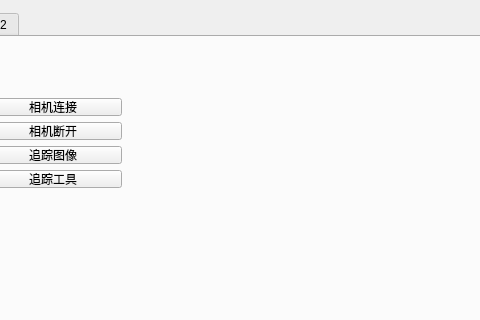
Before: the Qt Designer form Plugins/org.mitk.lancet.InstantiationCamera/src/internal/InstantiationCameraControls.ui in zhaomengxiao/LancetMITK-Adition, drawn with Qt 5; both pictures show x 100 to 580 and y 0 to 320 of the 853 by 809 pixel window.
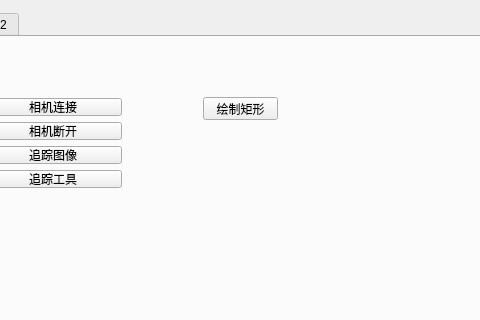
After: the same form once the commit is applied.

What changed in the file:
```diff
--- a/Plugins/org.mitk.lancet.InstantiationCamera/src/internal/InstantiationCameraControls.ui
+++ b/Plugins/org.mitk.lancet.InstantiationCamera/src/internal/InstantiationCameraControls.ui
@@ -262,6 +262,19 @@
         </item>
        </layout>
       </widget>
+      <widget class="QPushButton" name="DrawRectBtn">
+       <property name="geometry">
+        <rect>
+         <x>290</x>
+         <y>60</y>
+         <width>75</width>
+         <height>23</height>
+        </rect>
+       </property>
+       <property name="text">
+        <string>绘制矩形</string>
+       </property>
+      </widget>
      </widget>
      <widget class="QWidget" name="tab_2">
       <attribute name="title">
```
Left out of the diff: 46 changed lines with no effect on the pictures.
